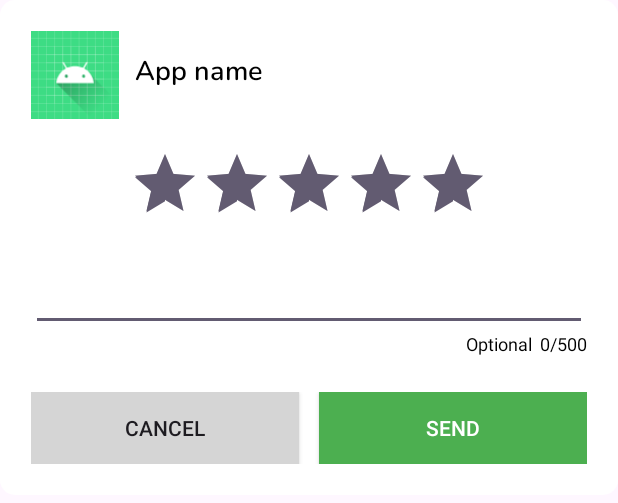
After one commit to DungnmDEV/Template, an Android app: the layout dialog_feedback.xml on its own in the app's theme, with its tools: preview values and no code run, on a phone screen of 412 x 824 dp. The commit adds this screen. Shown: the top 503 px of the screen. Run offline under Robolectric (Android 15) with nearby library versions, the phone set to English and light mode, and no system bars.

Commit message:
Chỉnh sửa Rate khi hiện sẽ ẩn các thanh taskbar và navigation bar, thêm dialog feedback

```diff
--- a/Template/build.gradle.kts
+++ b/Template/build.gradle.kts
@@ -52,7 +52,7 @@ dependencies {
     androidTestImplementation("androidx.test.ext:junit:1.1.5")
     androidTestImplementation("androidx.test.espresso:espresso-core:3.5.1")
 
-
+    implementation ("com.intuit.sdp:sdp-android:1.1.0")
     //lifecycle
     implementation("androidx.lifecycle:lifecycle-runtime-ktx:2.7.0")
     implementation("androidx.lifecycle:lifecycle-process:2.7.0")
--- a/Template/src/main/java/com/percas/studio/template/rate/RateApp.kt
+++ b/Template/src/main/java/com/percas/studio/template/rate/RateApp.kt
@@ -1,42 +1,39 @@
 package com.percas.studio.template.rate
 
+import android.annotation.SuppressLint
 import android.app.Activity
 import android.app.Dialog
 import android.content.Intent
 import android.graphics.Color
 import android.graphics.drawable.ColorDrawable
+import android.media.tv.TvContract.Channels.Logo
 import android.net.Uri
+import android.text.Editable
+import android.text.TextWatcher
+import android.view.Gravity
+import android.view.View
 import android.view.ViewGroup
+import android.view.WindowManager
+import android.widget.Toast
+import com.percas.studio.template.R
+import com.percas.studio.template.databinding.DialogFeedbackBinding
 import com.percas.studio.template.databinding.DialogRateAppBinding
 
 class RateApp(private val activity: Activity, private val callBack: RateDialogCallback) {
-
-    private var title = ""
-    private var content = ""
     private var packageName = ""
-    private var maybeLater = ""
-    private var rate = ""
+    private var logoap = 0
+    private var appName = ""
 
     fun setPackageName(packageName: String) {
         this.packageName = packageName
     }
-
-    fun setTitle(title: String) {
-        this.title = title
+    fun setLogoApp(logo: Int) {
+        this.logoap = logo
     }
 
-    fun setContent(content: String) {
-        this.content = content
+    fun setAppName(name : String){
+        this.appName = name
     }
-
-    fun setTextButtonRate(rate: String) {
-        this.rate = rate
-    }
-
-    fun setTextButtonMaybeLater(maybeLater: String) {
-        this.maybeLater = maybeLater
-    }
-
     fun showDialog() {
         if (packageName.isBlank()) {
             callBack.onError("Package Name is Null!")
@@ -45,22 +42,15 @@ class RateApp(private val activity: Activity, private val callBack: RateDialogCa
         val dialog = Dialog(activity)
         val binding = DialogRateAppBinding.inflate(activity.layoutInflater)
         dialog.setContentView(binding.root)
-
-        val window = dialog.window
-        window?.setLayout(ViewGroup.LayoutParams.MATCH_PARENT, ViewGroup.LayoutParams.WRAP_CONTENT)
-        window?.setBackgroundDrawable(ColorDrawable(Color.TRANSPARENT))
-
-        if (title.isNotBlank()) {
-            binding.tvTitle.text = title
-        }
-        if (content.isNotBlank()) {
-            binding.tvContent.text = content
-        }
-        if (maybeLater.isNotBlank()) {
-            binding.btnMaybeLater.text = maybeLater
-        }
-        if (rate.isNotBlank()) {
-            binding.btnRate.text = rate
+        dialog.window?.apply {
+            setBackgroundDrawable(ColorDrawable(Color.TRANSPARENT))
+            decorView.systemUiVisibility = (View.SYSTEM_UI_FLAG_LAYOUT_STABLE
+                    or View.SYSTEM_UI_FLAG_LAYOUT_HIDE_NAVIGATION
+                    or View.SYSTEM_UI_FLAG_LAYOUT_FULLSCREEN
+                    or View.SYSTEM_UI_FLAG_HIDE_NAVIGATION
+                    or View.SYSTEM_UI_FLAG_FULLSCREEN
+                    or View.SYSTEM_UI_FLAG_IMMERSIVE_STICKY)
+            setLayout(ViewGroup.LayoutParams.MATCH_PARENT, ViewGroup.LayoutParams.WRAP_CONTENT)
         }
 
         binding.ratingBar.rating = 5f
@@ -74,6 +64,8 @@ class RateApp(private val activity: Activity, private val callBack: RateDialogCa
             callBack.onRateButtonClicked(numberRate)
             if (numberRate == 5) {
                 openStoreForRating()
+            }else{
+                openDialogFeedBack(binding.ratingBar.rating)
             }
             dialog.dismiss()
         }
@@ -102,7 +94,50 @@ class RateApp(private val activity: Activity, private val callBack: RateDialogCa
             activity.startActivity(intent)
         }
     }
+    private fun openDialogFeedBack(rate: Float) {
+        val dialog = Dialog(activity)
+        val bindingDialog = DialogFeedbackBinding.inflate(activity.layoutInflater)
+        dialog.setContentView(bindingDialog.root)
 
+        dialog.window?.apply {
+            setBackgroundDrawable(ColorDrawable(Color.TRANSPARENT))
+            setLayout(ViewGroup.LayoutParams.MATCH_PARENT, ViewGroup.LayoutParams.WRAP_CONTENT)
+            setGravity(Gravity.BOTTOM)
+        }
+
+        if(logoap!=0){
+            bindingDialog.logoAp.setImageResource(logoap)
+            bindingDialog.logoAp.background = null
+        }
+        if(appName.isNotBlank()){
+            bindingDialog.appname.setText(appName)
+        }
+        bindingDialog.dialogRatingRatingBar.rating = rate
+
+        bindingDialog.body.addTextChangedListener(object : TextWatcher {
+            override fun beforeTextChanged(s: CharSequence?, start: Int, count: Int, after: Int) {
+            }
+
+            @SuppressLint("SetTextI18n")
+            override fun onTextChanged(s: CharSequence?, start: Int, before: Int, count: Int) {
+                val newText = s.toString()
+                bindingDialog.count.text = "${newText.length}/500"
+            }
+
+            override fun afterTextChanged(s: Editable?) {
+            }
+        })
+        bindingDialog.btnCancel.setOnClickListener {
+            dialog.dismiss()
+        }
+        bindingDialog.btnSubmit.setOnClickListener {
+            Toast.makeText(activity, "Your feedback has been sent!", Toast.LENGTH_LONG)
+                .show()
+            dialog.dismiss()
+        }
+
+        dialog.show()
+    }
     interface RateDialogCallback {
         fun onShowRateDialog()
         fun onDismissRateDialog()
--- /dev/null
+++ b/Template/src/main/res/drawable/ic_launcher_background.xml
@@ -0,0 +1,170 @@
+<?xml version="1.0" encoding="utf-8"?>
+<vector xmlns:android="http://schemas.android.com/apk/res/android"
+    android:width="108dp"
+    android:height="108dp"
+    android:viewportWidth="108"
+    android:viewportHeight="108">
+    <path
+        android:fillColor="#3DDC84"
+        android:pathData="M0,0h108v108h-108z" />
+    <path
+        android:fillColor="#00000000"
+        android:pathData="M9,0L9,108"
+        android:strokeWidth="0.8"
+        android:strokeColor="#33FFFFFF" />
+    <path
+        android:fillColor="#00000000"
+        android:pathData="M19,0L19,108"
+        android:strokeWidth="0.8"
+        android:strokeColor="#33FFFFFF" />
+    <path
+        android:fillColor="#00000000"
+        android:pathData="M29,0L29,108"
+        android:strokeWidth="0.8"
+        android:strokeColor="#33FFFFFF" />
+    <path
+        android:fillColor="#00000000"
+        android:pathData="M39,0L39,108"
+        android:strokeWidth="0.8"
+        android:strokeColor="#33FFFFFF" />
+    <path
+        android:fillColor="#00000000"
+        android:pathData="M49,0L49,108"
+        android:strokeWidth="0.8"
+        android:strokeColor="#33FFFFFF" />
+    <path
+        android:fillColor="#00000000"
+        android:pathData="M59,0L59,108"
+        android:strokeWidth="0.8"
+        android:strokeColor="#33FFFFFF" />
+    <path
+        android:fillColor="#00000000"
+        android:pathData="M69,0L69,108"
+        android:strokeWidth="0.8"
+        android:strokeColor="#33FFFFFF" />
+    <path
+        android:fillColor="#00000000"
+        android:pathData="M79,0L79,108"
+        android:strokeWidth="0.8"
+        android:strokeColor="#33FFFFFF" />
+    <path
+        android:fillColor="#00000000"
+        android:pathData="M89,0L89,108"
+        android:strokeWidth="0.8"
+        android:strokeColor="#33FFFFFF" />
+    <path
+        android:fillColor="#00000000"
+        android:pathData="M99,0L99,108"
+        android:strokeWidth="0.8"
+        android:strokeColor="#33FFFFFF" />
+    <path
+        android:fillColor="#00000000"
+        android:pathData="M0,9L108,9"
+        android:strokeWidth="0.8"
+        android:strokeColor="#33FFFFFF" />
+    <path
+        android:fillColor="#00000000"
+        android:pathData="M0,19L108,19"
+        android:strokeWidth="0.8"
+        android:strokeColor="#33FFFFFF" />
+    <path
+        android:fillColor="#00000000"
+        android:pathData="M0,29L108,29"
+        android:strokeWidth="0.8"
+        android:strokeColor="#33FFFFFF" />
+    <path
+        android:fillColor="#00000000"
+        android:pathData="M0,39L108,39"
+        android:strokeWidth="0.8"
+        android:strokeColor="#33FFFFFF" />
+    <path
+        android:fillColor="#00000000"
+        android:pathData="M0,49L108,49"
+        android:strokeWidth="0.8"
+        android:strokeColor="#33FFFFFF" />
+    <path
+        android:fillColor="#00000000"
+        android:pathData="M0,59L108,59"
+        android:strokeWidth="0.8"
+        android:strokeColor="#33FFFFFF" />
+    <path
+        android:fillColor="#00000000"
+        android:pathData="M0,69L108,69"
+        android:strokeWidth="0.8"
+        android:strokeColor="#33FFFFFF" />
+    <path
+        android:fillColor="#00000000"
+        android:pathData="M0,79L108,79"
+        android:strokeWidth="0.8"
+        android:strokeColor="#33FFFFFF" />
+    <path
+        android:fillColor="#00000000"
+        android:pathData="M0,89L108,89"
+        android:strokeWidth="0.8"
+        android:strokeColor="#33FFFFFF" />
+    <path
+        android:fillColor="#00000000"
+        android:pathData="M0,99L108,99"
+        android:strokeWidth="0.8"
+        android:strokeColor="#33FFFFFF" />
+    <path
+        android:fillColor="#00000000"
+        android:pathData="M19,29L89,29"
+        android:strokeWidth="0.8"
+        android:strokeColor="#33FFFFFF" />
+    <path
+        android:fillColor="#00000000"
+        android:pathData="M19,39L89,39"
+        android:strokeWidth="0.8"
+        android:strokeColor="#33FFFFFF" />
+    <path
+        android:fillColor="#00000000"
+        android:pathData="M19,49L89,49"
+        android:strokeWidth="0.8"
+        android:strokeColor="#33FFFFFF" />
+    <path
+        android:fillColor="#00000000"
+        android:pathData="M19,59L89,59"
+        android:strokeWidth="0.8"
+        android:strokeColor="#33FFFFFF" />
+    <path
+        android:fillColor="#00000000"
+        android:pathData="M19,69L89,69"
+        android:strokeWidth="0.8"
+        android:strokeColor="#33FFFFFF" />
+    <path
+        android:fillColor="#00000000"
+        android:pathData="M19,79L89,79"
+        android:strokeWidth="0.8"
+        android:strokeColor="#33FFFFFF" />
+    <path
+        android:fillColor="#00000000"
+        android:pathData="M29,19L29,89"
+        android:strokeWidth="0.8"
+        android:strokeColor="#33FFFFFF" />
+    <path
+        android:fillColor="#00000000"
+        android:pathData="M39,19L39,89"
+        android:strokeWidth="0.8"
+        android:strokeColor="#33FFFFFF" />
+    <path
+        android:fillColor="#00000000"
+        android:pathData="M49,19L49,89"
+        android:strokeWidth="0.8"
+        android:strokeColor="#33FFFFFF" />
+    <path
+        android:fillColor="#00000000"
+        android:pathData="M59,19L59,89"
+        android:strokeWidth="0.8"
+        android:strokeColor="#33FFFFFF" />
+    <path
+        android:fillColor="#00000000"
+        android:pathData="M69,19L69,89"
+        android:strokeWidth="0.8"
+        android:strokeColor="#33FFFFFF" />
+    <path
+        android:fillColor="#00000000"
+        android:pathData="M79,19L79,89"
+        android:strokeWidth="0.8"
+        android:strokeColor="#33FFFFFF" />
+</vector>
--- /dev/null
+++ b/Template/src/main/res/drawable/ic_launcher_foreground.xml
@@ -0,0 +1,30 @@
+<vector xmlns:android="http://schemas.android.com/apk/res/android"
+    xmlns:aapt="http://schemas.android.com/aapt"
+    android:width="108dp"
+    android:height="108dp"
+    android:viewportWidth="108"
+    android:viewportHeight="108">
+    <path android:pathData="M31,63.928c0,0 6.4,-11 12.1,-13.1c7.2,-2.6 26,-1.4 26,-1.4l38.1,38.1L107,108.928l-32,-1L31,63.928z">
+        <aapt:attr name="android:fillColor">
+            <gradient
+                android:endX="85.84757"
+                android:endY="92.4963"
+                android:startX="42.9492"
+                android:startY="49.59793"
+                android:type="linear">
+                <item
+                    android:color="#44000000"
+                    android:offset="0.0" />
+                <item
+                    android:color="#00000000"
+                    android:offset="1.0" />
+            </gradient>
+        </aapt:attr>
+    </path>
+    <path
+        android:fillColor="#FFFFFF"
+        android:fillType="nonZero"
+        android:pathData="M65.3,45.828l3.8,-6.6c0.2,-0.4 0.1,-0.9 -0.3,-1.1c-0.4,-0.2 -0.9,-0.1 -1.1,0.3l-3.9,6.7c-6.3,-2.8 -13.4,-2.8 -19.7,0l-3.9,-6.7c-0.2,-0.4 -0.7,-0.5 -1.1,-0.3C38.8,38.328 38.7,38.828 38.9,39.228l3.8,6.6C36.2,49.428 31.7,56.028 31,63.928h46C76.3,56.028 71.8,49.428 65.3,45.828zM43.4,57.328c-0.8,0 -1.5,-0.5 -1.8,-1.2c-0.3,-0.7 -0.1,-1.5 0.4,-2.1c0.5,-0.5 1.4,-0.7 2.1,-0.4c0.7,0.3 1.2,1 1.2,1.8C45.3,56.528 44.5,57.328 43.4,57.328L43.4,57.328zM64.6,57.328c-0.8,0 -1.5,-0.5 -1.8,-1.2s-0.1,-1.5 0.4,-2.1c0.5,-0.5 1.4,-0.7 2.1,-0.4c0.7,0.3 1.2,1 1.2,1.8C66.5,56.528 65.6,57.328 64.6,57.328L64.6,57.328z"
+        android:strokeWidth="1"
+        android:strokeColor="#00000000" />
+</vector>
--- /dev/null
+++ b/Template/src/main/res/drawable/rounded_rectangle.xml
@@ -0,0 +1,6 @@
+<?xml version="1.0" encoding="utf-8"?>
+<shape xmlns:android="http://schemas.android.com/apk/res/android"
+    android:shape="rectangle">
+    <corners android:radius="10dp" />
+    <solid android:color="@color/white" />
+</shape>
--- /dev/null
+++ b/Template/src/main/res/layout/dialog_feedback.xml
@@ -0,0 +1,123 @@
+<?xml version="1.0" encoding="utf-8"?>
+<FrameLayout xmlns:android="http://schemas.android.com/apk/res/android"
+    xmlns:app="http://schemas.android.com/apk/res-auto"
+    android:layout_width="match_parent"
+    android:layout_height="wrap_content">
+
+    <LinearLayout
+        android:layout_width="match_parent"
+        android:layout_height="wrap_content"
+        android:animateLayoutChanges="true"
+        android:background="@drawable/rounded_rectangle"
+        android:orientation="vertical"
+        android:padding="@dimen/_16sdp">
+
+        <LinearLayout
+            android:layout_width="match_parent"
+            android:layout_height="wrap_content"
+            android:orientation="horizontal">
+
+            <ImageView
+                android:id="@+id/logo_ap"
+                android:layout_width="@dimen/_45sdp"
+                android:layout_height="@dimen/_45sdp"
+                android:src="@drawable/ic_launcher_foreground"
+                android:background="@drawable/ic_launcher_background"/>
+
+            <TextView
+                android:layout_width="wrap_content"
+                android:layout_height="wrap_content"
+                android:id="@+id/appname"
+                android:layout_marginLeft="@dimen/_8sdp"
+                android:layout_marginTop="@dimen/_10sdp"
+                android:fontFamily="@font/nunito_semibold"
+                android:text="App name"
+                android:textColor="#000000"
+                android:textSize="@dimen/_14sdp" />
+
+        </LinearLayout>
+
+        <RatingBar
+            android:id="@+id/dialog_rating_rating_bar"
+            android:layout_width="wrap_content"
+            android:layout_height="wrap_content"
+            android:layout_gravity="center"
+            android:layout_margin="@dimen/_15sdp"
+            android:numStars="5"
+            android:scaleX="1"
+            android:rating="5"
+            android:scaleY="1"
+            android:stepSize="1" />
+
+        <EditText
+            android:id="@+id/body"
+            android:layout_width="match_parent"
+            android:layout_height="wrap_content"
+            android:maxLength="500"
+            android:maxLines="20"
+            android:textColor="#000000" />
+
+        <LinearLayout
+            android:layout_width="match_parent"
+            android:layout_height="wrap_content"
+            android:layout_gravity="center"
+            android:gravity="end"
+            android:orientation="horizontal">
+
+            <TextView
+                android:layout_width="wrap_content"
+                android:layout_height="wrap_content"
+                android:gravity="left"
+                android:text="Optional"
+                android:textColor="#000000"
+                android:textSize="@dimen/_9sdp" />
+
+            <TextView
+                android:id="@+id/count"
+                android:layout_width="wrap_content"
+                android:layout_height="wrap_content"
+                android:layout_marginStart="@dimen/_4sdp"
+                android:gravity="right"
+                android:maxLength="500"
+                android:text="0/500"
+                android:textColor="#000000"
+                android:textSize="@dimen/_9sdp" />
+        </LinearLayout>
+
+        <View
+            android:layout_width="match_parent"
+            android:layout_height="@dimen/_8sdp"
+            android:layout_marginBottom="@dimen/_10sdp" />
+
+        <LinearLayout
+            android:layout_width="match_parent"
+            android:layout_height="wrap_content"
+            android:layout_gravity="center"
+            android:gravity="center"
+            android:orientation="horizontal">
+
+            <androidx.appcompat.widget.AppCompatButton
+                android:id="@+id/btnCancel"
+                android:layout_width="0dp"
+                android:layout_height="wrap_content"
+                android:layout_marginRight="@dimen/_5sdp"
+                android:layout_weight="1"
+                android:paddingVertical="@dimen/_8sdp"
+                android:background="#D5D5D5"
+                android:gravity="center"
+                android:text="Cancel" />
+
+            <androidx.appcompat.widget.AppCompatButton
+                android:id="@+id/btnSubmit"
+                android:layout_width="0dp"
+                android:layout_height="wrap_content"
+                android:paddingVertical="@dimen/_8sdp"
+                android:layout_marginLeft="@dimen/_5sdp"
+                android:layout_weight="1"
+                android:background="#4CAF50"
+                android:gravity="center"
+                android:text="Send"
+                android:textColor="@color/white" />
+        </LinearLayout>
+    </LinearLayout>
+</FrameLayout>
--- a/app/src/main/java/com/percas/studio/example/MainActivity.kt
+++ b/app/src/main/java/com/percas/studio/example/MainActivity.kt
@@ -501,11 +501,9 @@ class MainActivity : AppCompatActivity() {
             }
 
         })
-        rateDialog.setTitle("Rate App")
-        rateDialog.setContent("We need your review to improve the application")
-        rateDialog.setTextButtonRate("Rate")
-        rateDialog.setTextButtonMaybeLater("Maybe Later!")
         rateDialog.setPackageName(packageName)
+
+        rateDialog.setLogoApp(R.drawable.ic_setting)
 
         rateDialog.showDialog()
     }
--- /dev/null
+++ b/app/src/main/res/drawable/ic_setting.xml
@@ -0,0 +1,21 @@
+<vector xmlns:android="http://schemas.android.com/apk/res/android"
+    android:width="74dp"
+    android:height="74dp"
+    android:viewportWidth="74"
+    android:viewportHeight="74">
+  <path
+      android:pathData="M36.973,44.794C41.347,44.794 44.892,41.257 44.892,36.893C44.892,32.53 41.347,28.992 36.973,28.992C32.6,28.992 29.055,32.53 29.055,36.893C29.055,41.257 32.6,44.794 36.973,44.794Z"
+      android:strokeLineJoin="round"
+      android:strokeWidth="4.5"
+      android:fillColor="#00000000"
+      android:strokeColor="#44D663"
+      android:strokeLineCap="round"/>
+  <path
+      android:pathData="M63.225,25.426L60.051,19.953C58.726,17.678 55.83,16.91 53.55,18.232L51.979,19.123C48.805,20.937 44.861,18.662 44.861,15.003V13.19C44.861,10.576 42.735,8.455 40.116,8.455H33.769C31.15,8.455 29.024,10.576 29.024,13.19V15.003C29.024,18.662 25.08,20.937 21.906,19.123L20.335,18.232C18.055,16.91 15.159,17.709 13.834,19.953L10.66,25.426C9.336,27.701 10.137,30.591 12.386,31.913L13.957,32.804C17.131,34.618 17.131,39.199 13.957,41.013L12.386,41.904C10.106,43.226 9.336,46.116 10.66,48.391L13.834,53.864C15.159,56.139 18.055,56.907 20.335,55.585L21.906,54.694C25.08,52.88 29.024,55.155 29.024,58.813V60.627C29.024,63.241 31.15,65.362 33.769,65.362H40.116C42.735,65.362 44.861,63.241 44.861,60.627V58.813C44.861,55.155 48.805,52.88 51.979,54.694L53.55,55.585C55.83,56.907 58.726,56.108 60.051,53.864L63.225,48.391C64.549,46.116 63.748,43.226 61.499,41.904L59.928,41.013C56.754,39.199 56.754,34.618 59.928,32.804L61.499,31.913C63.779,30.591 64.549,27.67 63.225,25.426Z"
+      android:strokeLineJoin="round"
+      android:strokeWidth="4.5"
+      android:fillColor="#00000000"
+      android:fillType="evenOdd"
+      android:strokeColor="#44D663"
+      android:strokeLineCap="round"/>
+</vector>
```
